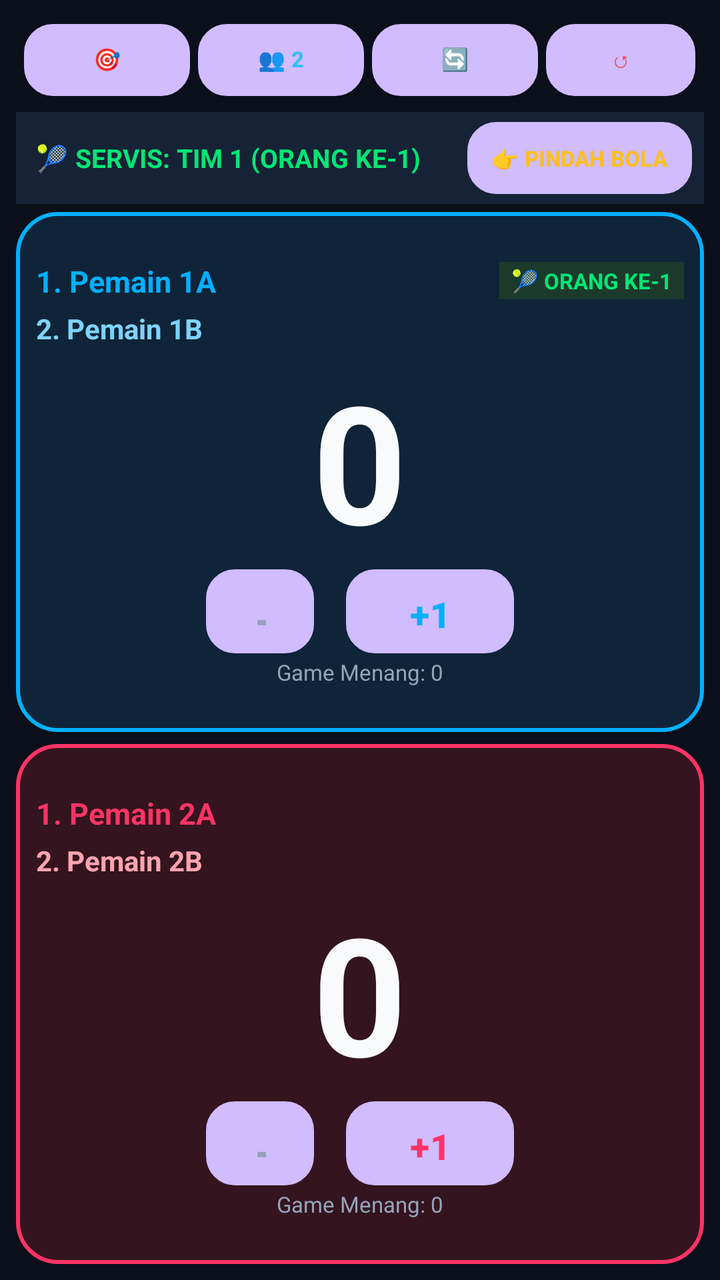
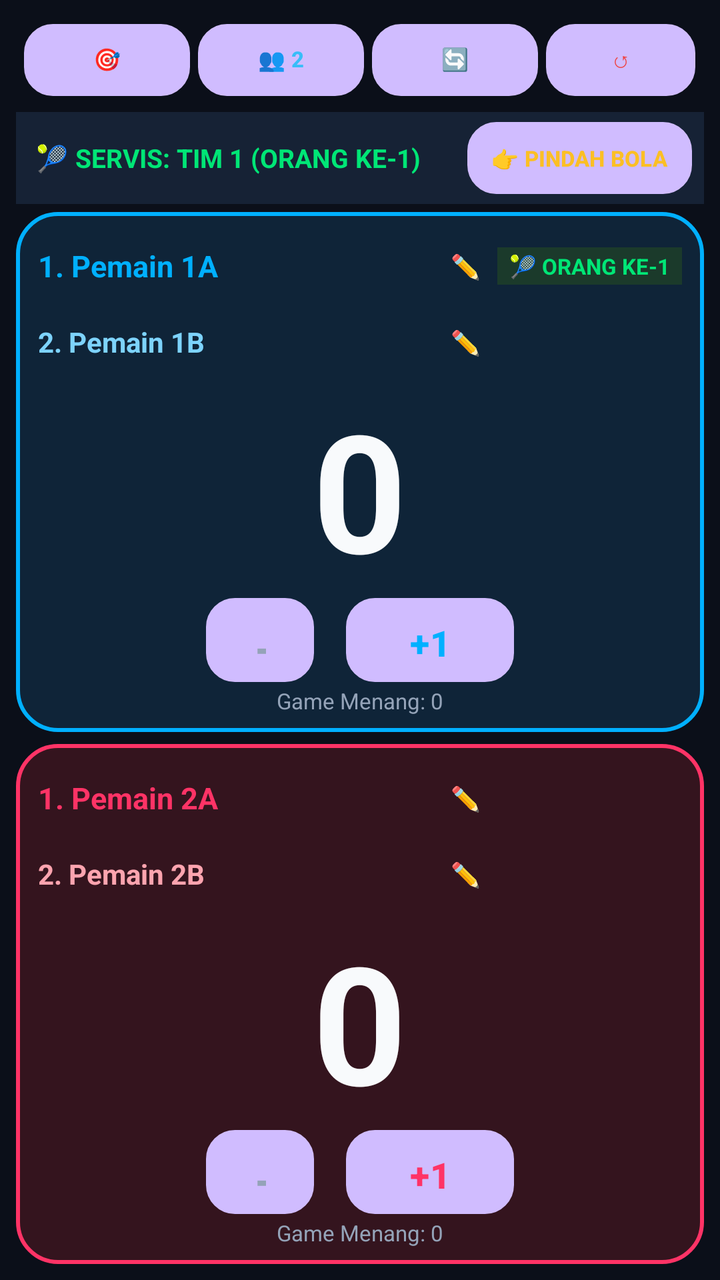

Before-and-after screenshots of an Android layout around one commit, followed by the original layout XML and the change that was made.
<!-- AndroidManifest.xml: application theme Theme.BadmintonScore -->
<!-- res/layout/activity_main.xml -->
<?xml version="1.0" encoding="utf-8"?>
<LinearLayout xmlns:android="http://schemas.android.com/apk/res/android"
    android:layout_width="match_parent"
    android:layout_height="match_parent"
    android:orientation="vertical"
    android:background="@color/bg_dark"
    android:padding="8dp">

    
    <LinearLayout
        android:layout_width="match_parent"
        android:layout_height="wrap_content"
        android:orientation="horizontal"
        android:gravity="center_vertical"
        android:padding="4dp">

        <Button
            android:id="@+id/btnTargetScore"
            android:layout_width="0dp"
            android:layout_height="36dp"
            android:layout_weight="1"
            android:text="🎯 TARGET: 30"
            android:textSize="11sp"
            android:textStyle="bold"
            android:background="@drawable/bg_btn_pill"
            android:textColor="@color/match_point" />

        <Button
            android:id="@+id/btnToggleMode"
            android:layout_width="0dp"
            android:layout_height="36dp"
            android:layout_weight="1"
            android:layout_marginStart="4dp"
            android:text="👥 2 ORANG"
            android:textSize="11sp"
            android:textStyle="bold"
            android:background="@drawable/bg_btn_pill"
            android:textColor="#38BDF8" />

        <Button
            android:id="@+id/btnSwap"
            android:layout_width="0dp"
            android:layout_height="36dp"
            android:layout_weight="1"
            android:layout_marginStart="4dp"
            android:text="🔄 TUKAR"
            android:textSize="11sp"
            android:background="@drawable/bg_btn_pill"
            android:textColor="@color/btn_control_text" />

        <Button
            android:id="@+id/btnReset"
            android:layout_width="0dp"
            android:layout_height="36dp"
            android:layout_weight="0.9"
            android:layout_marginStart="4dp"
            android:text="↺ RESET"
            android:textSize="11sp"
            android:background="@drawable/bg_btn_pill"
            android:textColor="#EF4444" />
    </LinearLayout>

    
    <LinearLayout
        android:layout_width="match_parent"
        android:layout_height="wrap_content"
        android:orientation="horizontal"
        android:gravity="center_vertical"
        android:background="#162235"
        android:paddingStart="10dp"
        android:paddingEnd="6dp"
        android:paddingTop="5dp"
        android:paddingBottom="5dp"
        android:layout_marginTop="4dp"
        android:layout_marginBottom="4dp">

        <TextView
            android:id="@+id/tvServeBanner"
            android:layout_width="0dp"
            android:layout_height="wrap_content"
            android:layout_weight="1"
            android:text="🎾 SERVIS: TIM 1 (ORANG KE-1)"
            android:textColor="@color/serve_active"
            android:textSize="13sp"
            android:textStyle="bold" />

        <Button
            android:id="@+id/btnPindahBola"
            android:layout_width="wrap_content"
            android:layout_height="36dp"
            android:text="👉 PINDAH BOLA"
            android:textSize="11sp"
            android:textStyle="bold"
            android:background="@drawable/bg_btn_pill"
            android:textColor="#FBBF24"
            android:paddingStart="12dp"
            android:paddingEnd="12dp" />
    </LinearLayout>

    
    <LinearLayout
        android:id="@+id/cardPlayer1"
        android:layout_width="match_parent"
        android:layout_height="0dp"
        android:layout_weight="1"
        android:orientation="vertical"
        android:background="@drawable/bg_player_1"
        android:padding="8dp"
        android:gravity="center"
        android:clickable="true"
        android:focusable="true">

        
        <LinearLayout
            android:layout_width="match_parent"
            android:layout_height="wrap_content"
            android:orientation="vertical">

            
            <LinearLayout
                android:id="@+id/rowP1_1"
                android:layout_width="match_parent"
                android:layout_height="wrap_content"
                android:gravity="center_vertical"
                android:orientation="horizontal"
                android:padding="2dp">

                <TextView
                    android:id="@+id/tvP1_1_Name"
                    android:layout_width="0dp"
                    android:layout_height="wrap_content"
                    android:layout_weight="1"
                    android:text="1. Pemain 1A"
                    android:textColor="@color/p1_accent"
                    android:textSize="15sp"
                    android:textStyle="bold"
                    android:maxLines="1"
                    android:ellipsize="end" />

                <TextView
                    android:id="@+id/tvP1_1_ServeTag"
                    android:layout_width="wrap_content"
                    android:layout_height="wrap_content"
                    android:text="🎾 ORANG KE-1"
                    android:textSize="11sp"
                    android:textStyle="bold"
                    android:textColor="@color/serve_active"
                    android:background="#1B3A2B"
                    android:paddingStart="6dp"
                    android:paddingEnd="6dp"
                    android:paddingTop="2dp"
                    android:paddingBottom="2dp" />
            </LinearLayout>

            
            <LinearLayout
                android:id="@+id/rowP1_2"
                android:layout_width="match_parent"
                android:layout_height="wrap_content"
                android:gravity="center_vertical"
                android:orientation="horizontal"
                android:padding="2dp">

                <TextView
                    android:id="@+id/tvP1_2_Name"
                    android:layout_width="0dp"
                    android:layout_height="wrap_content"
                    android:layout_weight="1"
                    android:text="2. Pemain 1B"
                    android:textColor="#7DD3FC"
                    android:textSize="14sp"
                    android:textStyle="bold"
                    android:maxLines="1"
                    android:ellipsize="end" />

                <TextView
                    android:id="@+id/tvP1_2_ServeTag"
                    android:layout_width="wrap_content"
                    android:layout_height="wrap_content"
                    android:text="🎾 ORANG KE-2"
                    android:textSize="11sp"
                    android:textStyle="bold"
                    android:textColor="@color/serve_active"
                    android:background="#1B3A2B"
                    android:paddingStart="6dp"
                    android:paddingEnd="6dp"
                    android:paddingTop="2dp"
                    android:paddingBottom="2dp"
                    android:visibility="invisible" />
            </LinearLayout>
        </LinearLayout>

        
        <TextView
            android:id="@+id/tvPlayer1Score"
            android:layout_width="wrap_content"
            android:layout_height="wrap_content"
            android:text="0"
            android:textColor="@color/text_white"
            android:textSize="82sp"
            android:textStyle="bold"
            android:gravity="center" />

        
        <LinearLayout
            android:layout_width="wrap_content"
            android:layout_height="wrap_content"
            android:orientation="horizontal"
            android:gravity="center">

            <Button
                android:id="@+id/btnP1Minus"
                android:layout_width="54dp"
                android:layout_height="42dp"
                android:text="-"
                android:textSize="22sp"
                android:textStyle="bold"
                android:background="@drawable/bg_btn_pill"
                android:textColor="@color/text_secondary" />

            <Button
                android:id="@+id/btnP1Plus"
                android:layout_width="84dp"
                android:layout_height="42dp"
                android:layout_marginStart="16dp"
                android:text="+1"
                android:textSize="18sp"
                android:textStyle="bold"
                android:background="@drawable/bg_btn_pill"
                android:textColor="@color/p1_accent" />
        </LinearLayout>

        <TextView
            android:id="@+id/tvP1Games"
            android:layout_width="wrap_content"
            android:layout_height="wrap_content"
            android:layout_marginTop="2dp"
            android:text="Game Menang: 0"
            android:textColor="@color/text_secondary"
            android:textSize="11sp" />
    </LinearLayout>

    <View
        android:layout_width="match_parent"
        android:layout_height="6dp" />

    
    <LinearLayout
        android:id="@+id/cardPlayer2"
        android:layout_width="match_parent"
        android:layout_height="0dp"
        android:layout_weight="1"
        android:orientation="vertical"
        android:background="@drawable/bg_player_2"
        android:padding="8dp"
        android:gravity="center"
        android:clickable="true"
        android:focusable="true">

        
        <LinearLayout
            android:layout_width="match_parent"
            android:layout_height="wrap_content"
            android:orientation="vertical">

            
            <LinearLayout
                android:id="@+id/rowP2_1"
                android:layout_width="match_parent"
                android:layout_height="wrap_content"
                android:gravity="center_vertical"
                android:orientation="horizontal"
                android:padding="2dp">

                <TextView
                    android:id="@+id/tvP2_1_Name"
                    android:layout_width="0dp"
                    android:layout_height="wrap_content"
                    android:layout_weight="1"
                    android:text="1. Pemain 2A"
                    android:textColor="@color/p2_accent"
                    android:textSize="15sp"
                    android:textStyle="bold"
                    android:maxLines="1"
                    android:ellipsize="end" />

                <TextView
                    android:id="@+id/tvP2_1_ServeTag"
                    android:layout_width="wrap_content"
                    android:layout_height="wrap_content"
                    android:text="🎾 ORANG KE-1"
                    android:textSize="11sp"
                    android:textStyle="bold"
                    android:textColor="@color/serve_active"
                    android:background="#1B3A2B"
                    android:paddingStart="6dp"
                    android:paddingEnd="6dp"
                    android:paddingTop="2dp"
                    android:paddingBottom="2dp"
                    android:visibility="invisible" />
            </LinearLayout>

            
            <LinearLayout
                android:id="@+id/rowP2_2"
                android:layout_width="match_parent"
                android:layout_height="wrap_content"
                android:gravity="center_vertical"
                android:orientation="horizontal"
                android:padding="2dp">

                <TextView
                    android:id="@+id/tvP2_2_Name"
                    android:layout_width="0dp"
                    android:layout_height="wrap_content"
                    android:layout_weight="1"
                    android:text="2. Pemain 2B"
                    android:textColor="#FDA4AF"
                    android:textSize="14sp"
                    android:textStyle="bold"
                    android:maxLines="1"
                    android:ellipsize="end" />

                <TextView
                    android:id="@+id/tvP2_2_ServeTag"
                    android:layout_width="wrap_content"
                    android:layout_height="wrap_content"
                    android:text="🎾 ORANG KE-2"
                    android:textSize="11sp"
                    android:textStyle="bold"
                    android:textColor="@color/serve_active"
                    android:background="#1B3A2B"
                    android:paddingStart="6dp"
                    android:paddingEnd="6dp"
                    android:paddingTop="2dp"
                    android:paddingBottom="2dp"
                    android:visibility="invisible" />
            </LinearLayout>
        </LinearLayout>

        
        <TextView
            android:id="@+id/tvPlayer2Score"
            android:layout_width="wrap_content"
            android:layout_height="wrap_content"
            android:text="0"
            android:textColor="@color/text_white"
            android:textSize="82sp"
            android:textStyle="bold"
            android:gravity="center" />

        
        <LinearLayout
            android:layout_width="wrap_content"
            android:layout_height="wrap_content"
            android:orientation="horizontal"
            android:gravity="center">

            <Button
                android:id="@+id/btnP2Minus"
                android:layout_width="54dp"
                android:layout_height="42dp"
                android:text="-"
                android:textSize="22sp"
                android:textStyle="bold"
                android:background="@drawable/bg_btn_pill"
                android:textColor="@color/text_secondary" />

            <Button
                android:id="@+id/btnP2Plus"
                android:layout_width="84dp"
                android:layout_height="42dp"
                android:layout_marginStart="16dp"
                android:text="+1"
                android:textSize="18sp"
                android:textStyle="bold"
                android:background="@drawable/bg_btn_pill"
                android:textColor="@color/p2_accent" />
        </LinearLayout>

        <TextView
            android:id="@+id/tvP2Games"
            android:layout_width="wrap_content"
            android:layout_height="wrap_content"
            android:layout_marginTop="2dp"
            android:text="Game Menang: 0"
            android:textColor="@color/text_secondary"
            android:textSize="11sp" />
    </LinearLayout>

</LinearLayout>
<!-- resources referenced by this layout -->
<resources>
  <color name="bg_dark">#0B0F19</color>
  <color name="btn_control_text">#E2E8F0</color>
  <color name="match_point">#FBBF24</color>
  <color name="p1_accent">#00B0FF</color>
  <color name="p2_accent">#FF3366</color>
  <color name="serve_active">#00E676</color>
  <color name="text_secondary">#94A3B8</color>
  <color name="text_white">#F8FAFC</color>
  <!-- drawable bg_btn_pill (drawable) -->
  <?xml version="1.0" encoding="utf-8"?>
  <shape xmlns:android="http://schemas.android.com/apk/res/android"
      android:shape="rectangle">
      <solid android:color="@color/btn_control" />
      <corners android:radius="14dp" />
      <stroke android:width="1dp" android:color="#334155" />
  </shape>
  <!-- drawable bg_player_1 (drawable) -->
  <?xml version="1.0" encoding="utf-8"?>
  <shape xmlns:android="http://schemas.android.com/apk/res/android"
      android:shape="rectangle">
      <solid android:color="@color/p1_bg" />
      <corners android:radius="20dp" />
      <stroke android:width="2dp" android:color="@color/p1_accent" />
  </shape>
  <!-- drawable bg_player_2 (drawable) -->
  <?xml version="1.0" encoding="utf-8"?>
  <shape xmlns:android="http://schemas.android.com/apk/res/android"
      android:shape="rectangle">
      <solid android:color="@color/p2_bg" />
      <corners android:radius="20dp" />
      <stroke android:width="2dp" android:color="@color/p2_accent" />
  </shape>
  <style name="Theme.BadmintonScore" parent="Theme.Material3.Dark.NoActionBar">
          <item name="android:statusBarColor">@color/bg_dark</item>
          <item name="android:navigationBarColor">@color/bg_dark</item>
          <item name="android:windowBackground">@color/bg_dark</item>
      </style>
  <color name="btn_control">#1E293B</color>
  <color name="p1_bg">#0F2438</color>
  <color name="p2_bg">#34141E</color>
</resources>

<!-- the commit's change to res/layout/activity_main.xml (unified diff, before → after) -->
@@ -106,9 +106,7 @@
         android:orientation="vertical"
         android:background="@drawable/bg_player_1"
         android:padding="8dp"
-        android:gravity="center"
-        android:clickable="true"
-        android:focusable="true">
+        android:gravity="center">
 
         
         <LinearLayout
@@ -123,7 +121,9 @@
                 android:layout_height="wrap_content"
                 android:gravity="center_vertical"
                 android:orientation="horizontal"
-                android:padding="2dp">
+                android:padding="3dp"
+                android:clickable="true"
+                android:focusable="true">
 
                 <TextView
                     android:id="@+id/tvP1_1_Name"
@@ -136,6 +136,15 @@
                     android:textStyle="bold"
                     android:maxLines="1"
                     android:ellipsize="end" />
+
+                <TextView
+                    android:id="@+id/btnEditP1_1"
+                    android:layout_width="32dp"
+                    android:layout_height="32dp"
+                    android:gravity="center"
+                    android:text="✏️"
+                    android:textSize="12sp"
+                    android:padding="2dp" />
 
                 <TextView
                     android:id="@+id/tvP1_1_ServeTag"
@@ -159,7 +168,9 @@
                 android:layout_height="wrap_content"
                 android:gravity="center_vertical"
                 android:orientation="horizontal"
-                android:padding="2dp">
+                android:padding="3dp"
+                android:clickable="true"
+                android:focusable="true">
 
                 <TextView
                     android:id="@+id/tvP1_2_Name"
@@ -172,6 +183,15 @@
                     android:textStyle="bold"
                     android:maxLines="1"
                     android:ellipsize="end" />
+
+                <TextView
+                    android:id="@+id/btnEditP1_2"
+                    android:layout_width="32dp"
+                    android:layout_height="32dp"
+                    android:gravity="center"
+                    android:text="✏️"
+                    android:textSize="12sp"
+                    android:padding="2dp" />
 
                 <TextView
                     android:id="@+id/tvP1_2_ServeTag"
@@ -199,7 +219,9 @@
             android:textColor="@color/text_white"
             android:textSize="82sp"
             android:textStyle="bold"
-            android:gravity="center" />
+            android:gravity="center"
+            android:clickable="true"
+            android:focusable="true" />
 
         
         <LinearLayout
@@ -253,9 +275,7 @@
         android:orientation="vertical"
         android:background="@drawable/bg_player_2"
         android:padding="8dp"
-        android:gravity="center"
-        android:clickable="true"
-        android:focusable="true">
+        android:gravity="center">
 
         
         <LinearLayout
@@ -270,7 +290,9 @@
                 android:layout_height="wrap_content"
                 android:gravity="center_vertical"
                 android:orientation="horizontal"
-                android:padding="2dp">
+                android:padding="3dp"
+                android:clickable="true"
+                android:focusable="true">
 
                 <TextView
                     android:id="@+id/tvP2_1_Name"
@@ -283,6 +305,15 @@
                     android:textStyle="bold"
                     android:maxLines="1"
                     android:ellipsize="end" />
+
+                <TextView
+                    android:id="@+id/btnEditP2_1"
+                    android:layout_width="32dp"
+                    android:layout_height="32dp"
+                    android:gravity="center"
+                    android:text="✏️"
+                    android:textSize="12sp"
+                    android:padding="2dp" />
 
                 <TextView
                     android:id="@+id/tvP2_1_ServeTag"
@@ -307,7 +338,9 @@
                 android:layout_height="wrap_content"
                 android:gravity="center_vertical"
                 android:orientation="horizontal"
-                android:padding="2dp">
+                android:padding="3dp"
+                android:clickable="true"
+                android:focusable="true">
 
                 <TextView
                     android:id="@+id/tvP2_2_Name"
@@ -320,6 +353,15 @@
                     android:textStyle="bold"
                     android:maxLines="1"
                     android:ellipsize="end" />
+
+                <TextView
+                    android:id="@+id/btnEditP2_2"
+                    android:layout_width="32dp"
+                    android:layout_height="32dp"
+                    android:gravity="center"
+                    android:text="✏️"
+                    android:textSize="12sp"
+                    android:padding="2dp" />
 
                 <TextView
                     android:id="@+id/tvP2_2_ServeTag"
@@ -347,7 +389,9 @@
             android:textColor="@color/text_white"
             android:textSize="82sp"
             android:textStyle="bold"
-            android:gravity="center" />
+            android:gravity="center"
+            android:clickable="true"
+            android:focusable="true" />
 
         
         <LinearLayout
